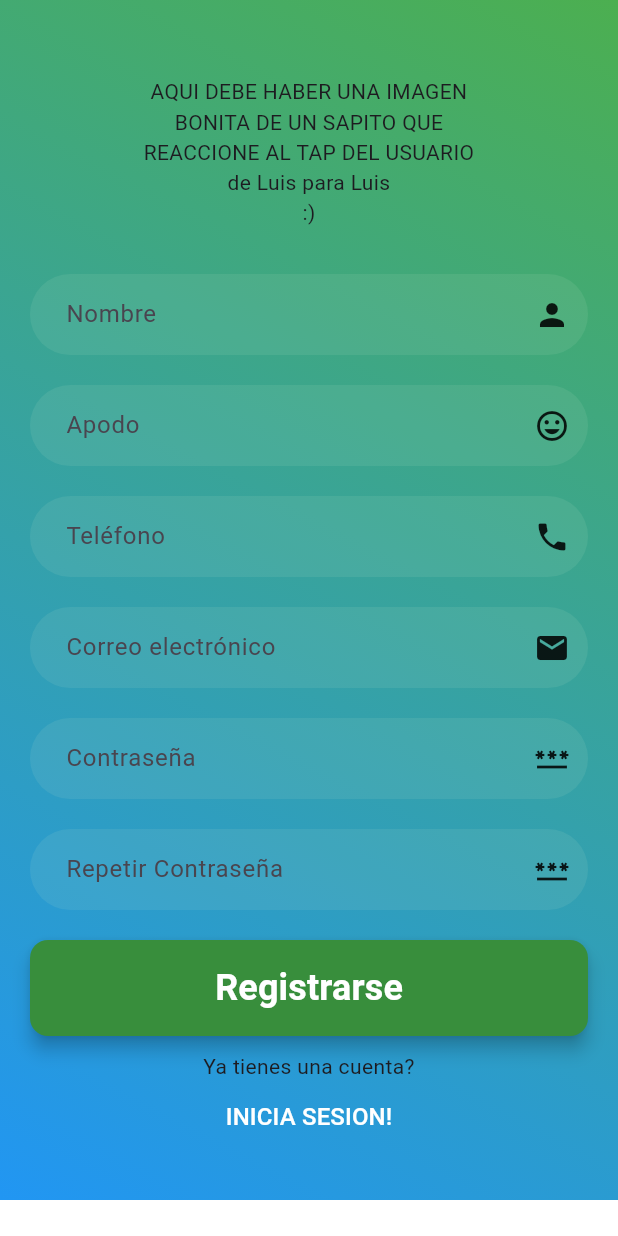
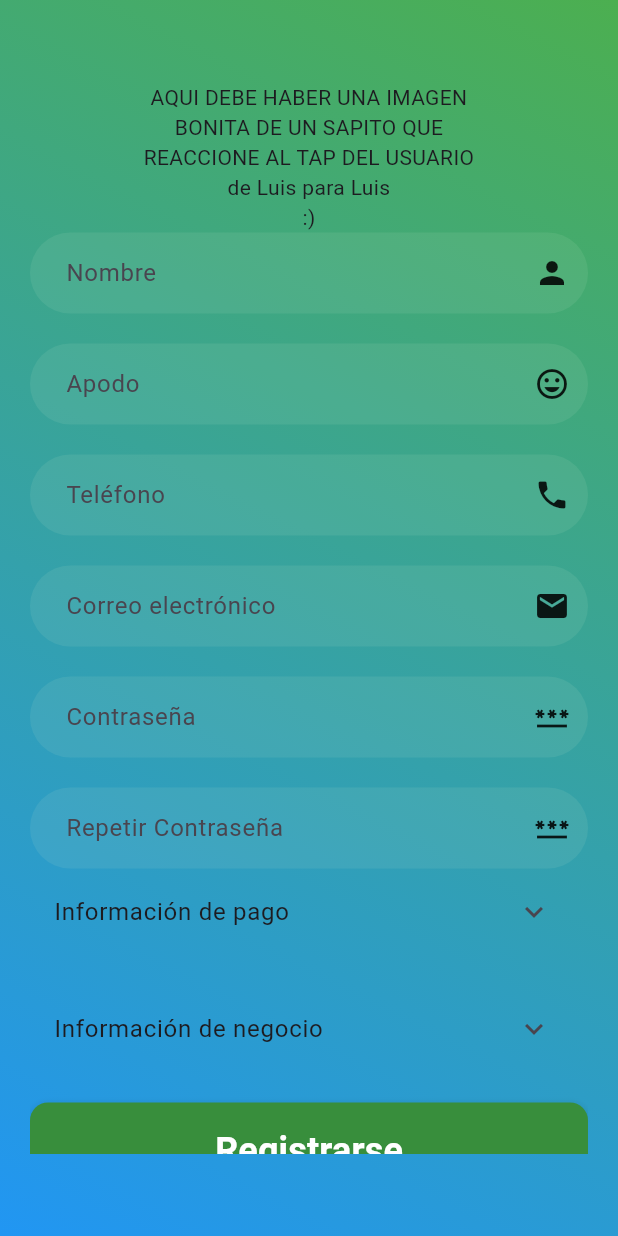
Before and after one commit to Skrillboss/no_wait, a Flutter app: the RegisterUserView screen opened directly, on a phone screen of 412 x 824 dp. Run offline on Flutter 3.47's test engine with Material 3 defaults, Android fonts, the phone set to English and light mode, and no system bars; our stand-ins replace convex_bottom_bar, flutter_dotenv, flutter_rating_stars, flutter_secure_storage, flutter_settings_screens, flutter_svg and 5 more; missing offline and left inert: mobile_scanner; accounts and stored records are empty; generated files the repository leaves out were written again; statements that could not run were skipped.

Commit message:
Added: new CustomInputWidgets into register_user_view

```diff
--- a/lib/presentation/views/add/qr_select_function_view.dart
+++ b/lib/presentation/views/add/qr_select_function_view.dart
@@ -4,6 +4,8 @@ import 'package:provider/provider.dart';
 import 'package:todo_turno/presentation/views/add/qr_generate_view.dart';
 import 'package:todo_turno/presentation/views/add/qr_scanner_view.dart';
 
+import '../../../features/user/application/provider/user_provider.dart';
+import '../../../features/user/domain/entities/user.dart';
 import '../../provider/views_list_provider/views_list_provider.dart';
 
 class QrSelectFunctionView extends StatefulWidget {
@@ -16,6 +18,8 @@ class QrSelectFunctionView extends StatefulWidget {
 class _QrSelectFunctionViewState extends State<QrSelectFunctionView> {
   @override
   Widget build(BuildContext context) {
+    final UserProvider userProvider = Provider.of<UserProvider>(context);
+
     final ViewsListProvider viewsListProvider =
         Provider.of<ViewsListProvider>(context, listen: false);
 
@@ -66,9 +70,11 @@ class _QrSelectFunctionViewState extends State<QrSelectFunctionView> {
                   ),
                 ),
                 const SizedBox(height: 50),
+                if (userProvider.getUser!.userRole == UserRole.ADMIN)
                   ElevatedButton(
                     onPressed: () => {
-                    viewsListProvider.setQrScannerView = const QrGenerateView()
+                      viewsListProvider.setQrScannerView =
+                          const QrGenerateView()
                     },
                     style: ElevatedButton.styleFrom(
                       fixedSize: const Size.fromWidth(250),
--- a/lib/presentation/views/auth/register_user_view.dart
+++ b/lib/presentation/views/auth/register_user_view.dart
@@ -18,6 +18,7 @@ class _RegisterUserViewState extends State<RegisterUserView> {
   final _registerFormKey = GlobalKey<FormState>();
 
   // Controllers para los campos de texto
+  //User
   final TextEditingController _nameController = TextEditingController();
   final TextEditingController _nickNameController = TextEditingController();
   final TextEditingController _emailController = TextEditingController();
@@ -26,6 +27,12 @@ class _RegisterUserViewState extends State<RegisterUserView> {
   final TextEditingController _passwordRepeatController =
       TextEditingController();
   final TextEditingController _userRoleController = TextEditingController();
+
+  //PaymentInfo
+  final TextEditingController _cardHolderNumberController =
+      TextEditingController();
+  final TextEditingController _cardHolderNameController =
+      TextEditingController();
 
   final RegisterUser registerUser = GetIt.instance<RegisterUser>();
   bool isLoading = false;
@@ -75,10 +82,7 @@ class _RegisterUserViewState extends State<RegisterUserView> {
 
   @override
   Widget build(BuildContext context) {
-    return SingleChildScrollView(
-      child: SizedBox(
-        height: 800,
-        child: Scaffold(
+    return Scaffold(
       body: AbsorbPointer(
         absorbing: isLoading,
         child: Container(
@@ -86,12 +90,19 @@ class _RegisterUserViewState extends State<RegisterUserView> {
             gradient: LinearGradient(
               colors: [Colors.green, Colors.blue],
               begin: Alignment.topRight,
-                    end: Alignment.bottomLeft),
+              end: Alignment.bottomLeft,
+            ),
           ),
           child: Padding(
-                padding: const EdgeInsets.only(left: 20, right: 20, top: 20),
+            padding: const EdgeInsets.only(left: 20, right: 20, top: 55, bottom: 55),
+            child: SingleChildScrollView(
               child: Form(
-                    key: _registerFormKey, child: _buildColumnForm(context)),
+                key: _registerFormKey,
+                child: Column(
+                  children: [
+                    _buildColumnForm(context),
+                  ],
+                ),
               ),
             ),
           ),
@@ -213,6 +224,71 @@ class _RegisterUserViewState extends State<RegisterUserView> {
       ),
     ];
 
+    List<Widget> paymentInfoInputs = [
+      CustomInputWidget(
+        hintText: 'Numero de tarjeta',
+        icon: Icons.numbers,
+        keyboardType: TextInputType.number,
+        controller: _cardHolderNumberController,
+        validator: (String? value) {
+          if (value == null || value.isEmpty) {
+            return 'Este campo es obligatorio';
+          }
+          return null;
+        },
+      ),
+      CustomInputWidget(
+        hintText: 'Nombre del propietario',
+        icon: Icons.person,
+        keyboardType: TextInputType.name,
+        controller: _cardHolderNameController,
+        validator: (String? value) {
+          if (value == null || value.isEmpty) {
+            return 'Este campo es obligatorio';
+          }
+          return null;
+        },
+      ),
+      CustomInputWidget(
+        hintText: 'Fecha de vencimiento',
+        icon: Icons.date_range_sharp,
+        keyboardType: TextInputType.datetime,
+        controller: _cardHolderNameController,
+        validator: (String? value) {
+          if (value == null || value.isEmpty) {
+            return 'Este campo es obligatorio';
+          }
+          return null;
+        },
+      )
+    ];
+
+    List<Widget> businessInputs = [
+      CustomInputWidget(
+        hintText: 'Cif',
+        icon: Icons.business,
+        keyboardType: const TextInputType.numberWithOptions(),
+        controller: _cardHolderNameController,
+        validator: (String? value) {
+          if (value == null || value.isEmpty) {
+            return 'Este campo es obligatorio';
+          }
+          return null;
+        },
+      )
+    ];
+
+    List<Widget> additionalInputs = [
+      ExpansionTile(
+        title: Text('Información de pago'),
+        children: widgetSpaceBuilder(paymentInfoInputs, 20).children,
+      ),
+      ExpansionTile(
+        title: Text('Información de negocio'),
+        children: widgetSpaceBuilder(businessInputs, 20).children,
+      )
+    ];
+
     return Column(
       mainAxisAlignment: MainAxisAlignment.spaceEvenly,
       crossAxisAlignment: CrossAxisAlignment.center,
@@ -224,17 +300,8 @@ class _RegisterUserViewState extends State<RegisterUserView> {
         Column(
           crossAxisAlignment: CrossAxisAlignment.center,
           children: [
-            ...List.generate(
-              inputs.length,
-              (index) {
-                return Column(
-                  children: [
-                    inputs[index],
-                    if (index < inputs.length - 1) const SizedBox(height: 20),
-                  ],
-                );
-              },
-            ),
+            widgetSpaceBuilder(inputs, 20),
+            widgetSpaceBuilder(additionalInputs, 20),
             const SizedBox(height: 20), // Espacio antes del botón
             ElevatedButton(
               onPressed: () => _registerUser(context),
@@ -277,4 +344,24 @@ class _RegisterUserViewState extends State<RegisterUserView> {
       ],
     );
   }
+
+  Column widgetSpaceBuilder(List<Widget> listOfWidgets, double spaceBetween) {
+    return Column(
+      crossAxisAlignment: CrossAxisAlignment.center,
+      children: [
+        ...List.generate(
+          listOfWidgets.length,
+          (index) {
+            return Column(
+              children: [
+                listOfWidgets[index],
+                if (index < listOfWidgets.length - 1)
+                  SizedBox(height: spaceBetween),
+              ],
+            );
+          },
+        )
+      ],
+    );
   }
+}
```
Lines whose indentation alone changed are shown as unchanged.
